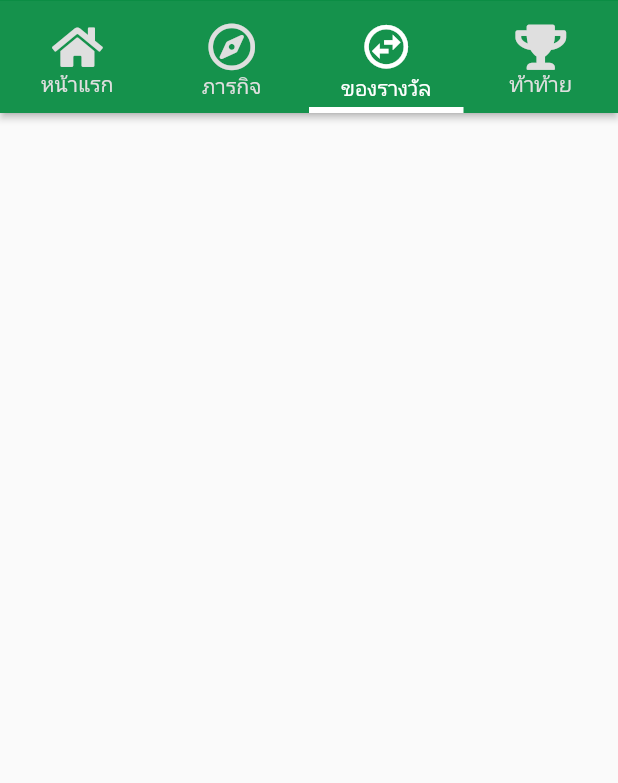
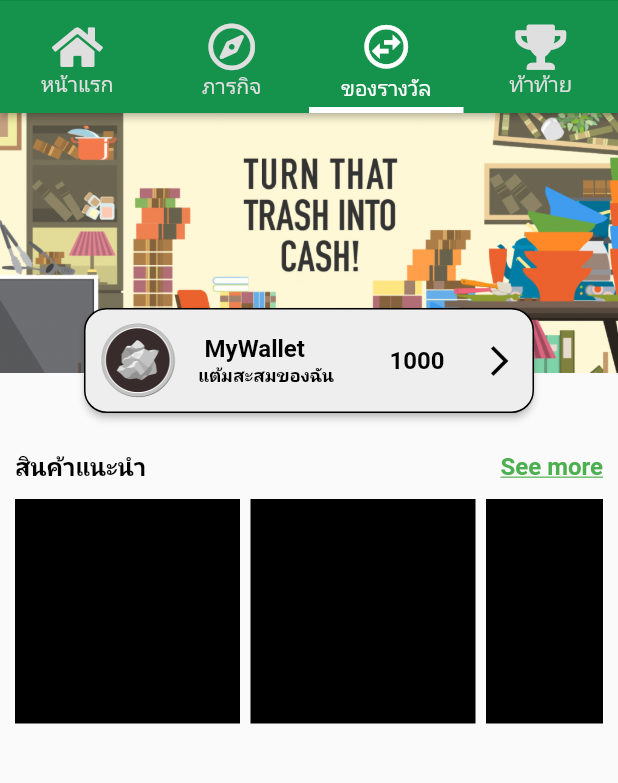
Before and after one commit to jakkaphatminthana/recycle_plus, a Flutter app: the Member_TabbarHome screen opened by its route, tab 3 chosen, on a phone screen of 412 x 824 dp, the part 85-868 px from its top. Run offline on Flutter 3.47's test engine with Material 2 defaults, Android fonts, the phone set to English and light mode, and no system bars; our stand-ins replace cloud_firestore, firebase_auth, firebase_core, firebase_storage, flutter_svg, fluttertoast and 6 more; missing offline and left inert: dart:ffi, search_page; accounts and stored records are empty; project files that could hold a hidden picture were left out.

```diff
--- a/lib/main.dart
+++ b/lib/main.dart
@@ -28,7 +28,7 @@ class MyApp extends StatelessWidget {
       theme: ThemeData(
         primarySwatch: Colors.blue,
       ),
-      initialRoute: StartScreen.routeName,
+      initialRoute: Admin_TrashControl.routeName,
       routes: routes,
     );
   }
--- a/lib/routes.dart
+++ b/lib/routes.dart
@@ -6,6 +6,7 @@ import 'package:recycle_plus/screens/_Admin/setting/setting.dart';
 import 'package:recycle_plus/screens/_Admin/setting/sponsor%20logo/sponsor_logo.dart';
 import 'package:recycle_plus/screens/_Admin/tabbar_control.dart';
 import 'package:recycle_plus/screens/_Admin/trash/trash.dart';
+import 'package:recycle_plus/screens/_NoLogin/exchange/exchange.dart';
 import 'package:recycle_plus/screens/_NoLogin/profile/profile.dart';
 import 'package:recycle_plus/screens/_NoLogin/tabbar_control.dart';
 import 'package:recycle_plus/screens/_NoLogin/trash/trash_reward.dart';
@@ -28,6 +29,7 @@ final Map<String, WidgetBuilder> routes = {
   Member_TabbarHome.routeName: (context) => Member_TabbarHome(),
   Member_ProfileScreen.routeName:(context) => Member_ProfileScreen(),
   Member_TrashRate.routeName:(context) => Member_TrashRate(),
+  Member_ExchangeScreen.routeName:(context) => Member_ExchangeScreen(),
   Admin_TabbarHome.routeName: (context) => Admin_TabbarHome(0),
   Admin_MemberScreen.routeName: (context) => Admin_MemberScreen(),
   Admin_NewsScreen.routeName:(context) => Admin_NewsScreen(),
--- /dev/null
+++ b/lib/screens/_NoLogin/exchange/exchange.dart
@@ -0,0 +1,120 @@
+import 'package:flutter/material.dart';
+import 'package:recycle_plus/components/font.dart';
+import 'package:recycle_plus/components/wallet_card.dart';
+import 'package:google_fonts/google_fonts.dart';
+
+class Member_ExchangeScreen extends StatefulWidget {
+  const Member_ExchangeScreen({Key? key}) : super(key: key);
+
+  //Location page
+  static String routeName = "/Exchange";
+
+  @override
+  State<Member_ExchangeScreen> createState() => _Member_ExchangeScreenState();
+}
+
+class _Member_ExchangeScreenState extends State<Member_ExchangeScreen> {
+  @override
+  Widget build(BuildContext context) {
+    return Scaffold(
+      body: Column(
+        crossAxisAlignment: CrossAxisAlignment.center,
+        children: [
+          Stack(
+            children: [
+              //TODO 1. Banner Image
+              Image.asset(
+                "assets/image/banner_trash_cash.jpg",
+                width: MediaQuery.of(context).size.width,
+                height: MediaQuery.of(context).size.height * 0.21,
+                fit: BoxFit.cover,
+              ),
+
+              //TODO 2. Wallet
+              Align(
+                alignment: const AlignmentDirectional(0, 0),
+                child: Padding(
+                  padding: const EdgeInsets.only(top: 130.0),
+                  child: Wallet_card,
+                ),
+              ),
+            ],
+          ),
+          const SizedBox(
+            height: 25.0,
+          ),
+          Column(
+            children: [
+              //TODO 3. Head สินค้าแนะนำ
+              Padding(
+                padding: const EdgeInsets.fromLTRB(10, 0, 10, 5),
+                child: Row(
+                  mainAxisAlignment: MainAxisAlignment.spaceBetween,
+                  children: [
+                    Text("สินค้าแนะนำ", style: Roboto16_B_black),
+                    GestureDetector(
+                      onTap: () {},
+                      child: Text(
+                        "See more",
+                        style: GoogleFonts.getFont(
+                          'Roboto',
+                          fontSize: 16,
+                          fontWeight: FontWeight.bold,
+                          color: Colors.green,
+                          decoration: TextDecoration.underline,
+                        ),
+                      ),
+                    ),
+                  ],
+                ),
+              ),
+              const SizedBox(height: 5.0),
+
+              //TODO 4. Product Recoment
+              Padding(
+                padding: const EdgeInsets.fromLTRB(10, 0, 10, 0),
+                child: SingleChildScrollView(
+                  scrollDirection: Axis.horizontal,
+                  child: Row(
+                    children: [
+                      Container(
+                        width: 150,
+                        height: 150,
+                        color: Colors.black,
+                      ),
+                      const SizedBox(width: 7.0,),
+                      Container(
+                        width: 150,
+                        height: 150,
+                        color: Colors.black,
+                      ),
+                      const SizedBox(width: 7.0,),
+                      Container(
+                        width: 150,
+                        height: 150,
+                        color: Colors.black,
+                      ),
+                      const SizedBox(width: 7.0,),
+                      Container(
+                        width: 150,
+                        height: 150,
+                        color: Colors.black,
+                      ),
+                      const SizedBox(width: 7.0,),
+                      Container(
+                        width: 150,
+                        height: 150,
+                        color: Colors.black,
+                      ),
+                      const SizedBox(width: 7.0,),
+                    ],
+                  ),
+                ),
+              ),
+            ],
+          ),
+        ],
+      ),
+    );
+  }
+}
--- a/lib/screens/_NoLogin/page3.dart
+++ /dev/null
@@ -1,11 +0,0 @@
-import 'package:flutter/material.dart';
-
-class PageTest3 extends StatelessWidget {
-
-  @override
-  Widget build(BuildContext context) {
-    return Scaffold(
-
-    );
-  }
-}
--- a/lib/screens/_NoLogin/tabbar_control.dart
+++ b/lib/screens/_NoLogin/tabbar_control.dart
@@ -2,9 +2,9 @@ import 'package:flutter/material.dart';
 import 'package:font_awesome_flutter/font_awesome_flutter.dart';
 import 'package:recycle_plus/components/appbar/appbar_title.dart';
 import 'package:recycle_plus/components/font.dart';
+import 'package:recycle_plus/screens/_NoLogin/exchange/exchange.dart';
 import 'package:recycle_plus/screens/_NoLogin/home/user_home.dart';
 import 'package:recycle_plus/screens/_NoLogin/page2.dart';
-import 'package:recycle_plus/screens/_NoLogin/page3.dart';
 import 'package:recycle_plus/screens/_NoLogin/page4.dart';
 import 'package:recycle_plus/screens/_NoLogin/profile/profile.dart';
 
@@ -118,7 +118,7 @@ class _Member_TabbarHomeState extends State<Member_TabbarHome> {
             children: [
               User_HomeScreen(),
               PageTest2(),
-              PageTest3(),
+              Member_ExchangeScreen(),
               PageTest4(),
             ],
           ),
```
Also changed, not shown: lib/components/font.dart (+7 -0 lines), lib/screens/_Admin/trash/np_trash.dart (added, +121 -0 lines), lib/screens/_Admin/trash/trash.dart (+25 -2 lines), lib/screens/_Admin/trash/trash_edit.dart (+109 -82 lines), assets/image/banner_trash_cash.jpg (added), assets/image/ldpe_w.png (added), assets/image/pete_w.png (added), assets/image/pp_w.png (added).
